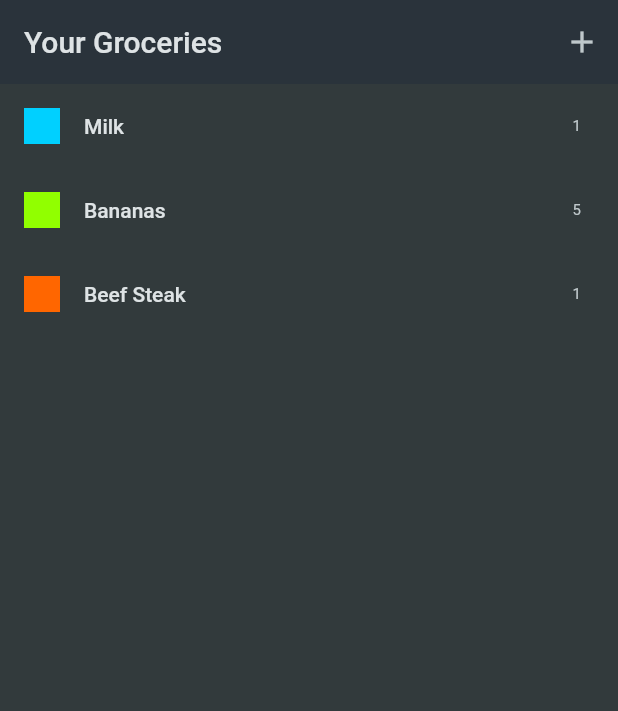
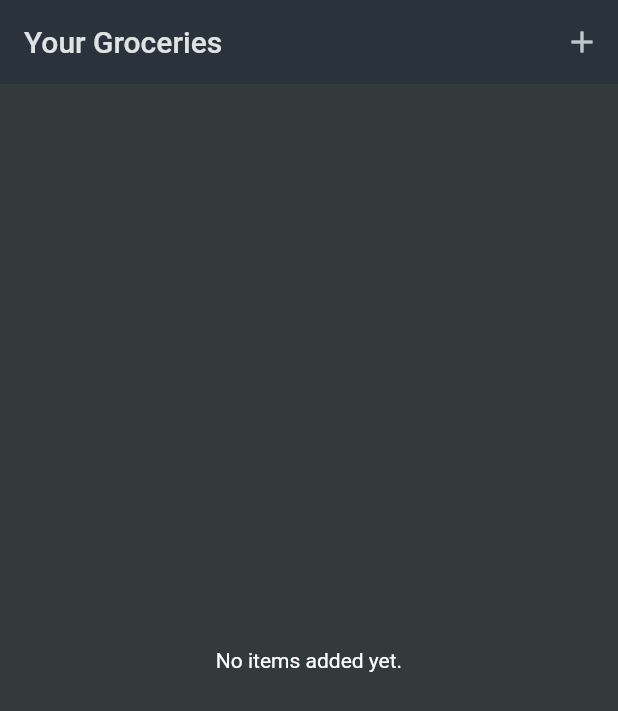
Before and after one commit to WiedjajaAtmadja/flutter_11_user_input_form, a Flutter app: the screen it shows after launch, on a phone screen of 412 x 824 dp. Shown: the top 711 px of the screen. Run offline on Flutter 3.47's test engine with Material 2 defaults, Android fonts, the light colour scheme and no system bars.

Commit message:
finished code

```diff
--- a/lib/data/dummy_items.dart
+++ /dev/null
@@ -1,21 +0,0 @@
-import '../models/grocery_item.dart';
-import '../models/category.dart';
-import '../data/categories.dart';
-
-final groceryItems = [
-  GroceryItem(
-      id: 'a',
-      name: 'Milk',
-      quantity: 1,
-      category: categories[Categories.dairy]!),
-  GroceryItem(
-      id: 'b',
-      name: 'Bananas',
-      quantity: 5,
-      category: categories[Categories.fruit]!),
-  GroceryItem(
-      id: 'c',
-      name: 'Beef Steak',
-      quantity: 1,
-      category: categories[Categories.meat]!),
-];
--- a/lib/main.dart
+++ b/lib/main.dart
@@ -1,5 +1,5 @@
 import 'package:flutter/material.dart';
-import './widgets/grocery_list.dart';
+import '../widgets/grocery_list.dart';
 
 void main() {
   runApp(const MyApp());
@@ -23,6 +23,7 @@ class MyApp extends StatelessWidget {
         scaffoldBackgroundColor: const Color.fromARGB(255, 50, 58, 60),
       ),
       home: const GroceryList(),
+      debugShowCheckedModeBanner: false,
     );
   }
 }
--- a/lib/models/grocery_item.dart
+++ b/lib/models/grocery_item.dart
@@ -1,4 +1,4 @@
-import '../models/category.dart';
+import 'category.dart';
 
 class GroceryItem {
   const GroceryItem({
--- a/lib/widgets/grocery_list.dart
+++ b/lib/widgets/grocery_list.dart
@@ -1,6 +1,6 @@
 import 'package:flutter/material.dart';
-import '../data/dummy_items.dart';
-import 'new_item.dart';
+import '../models/grocery_item.dart';
+import '../widgets/new_item.dart';
 
 class GroceryList extends StatefulWidget {
   const GroceryList({super.key});
@@ -10,16 +10,57 @@ class GroceryList extends StatefulWidget {
 }
 
 class _GroceryListState extends State<GroceryList> {
-  void _addItem() {
-    Navigator.of(context).push(
+  final List<GroceryItem> _groceryItems = [];
+
+  void _addItem() async {
+    final newItem = await Navigator.of(context).push<GroceryItem>(
       MaterialPageRoute(
         builder: (ctx) => const NewItem(),
       ),
     );
+
+    if (newItem == null) {
+      return;
+    }
+
+    setState(() {
+      _groceryItems.add(newItem);
+    });
+  }
+
+  void _removeItem(GroceryItem item) {
+    setState(() {
+      _groceryItems.remove(item);
+    });
   }
 
   @override
   Widget build(BuildContext context) {
+    Widget content = const Center(child: Text('No items added yet.'));
+
+    if (_groceryItems.isNotEmpty) {
+      content = ListView.builder(
+        itemCount: _groceryItems.length,
+        itemBuilder: (ctx, index) => Dismissible(
+          onDismissed: (direction) {
+            _removeItem(_groceryItems[index]);
+          },
+          key: ValueKey(_groceryItems[index].id),
+          child: ListTile(
+            title: Text(_groceryItems[index].name),
+            leading: Container(
+              width: 24,
+              height: 24,
+              color: _groceryItems[index].category.color,
+            ),
+            trailing: Text(
+              _groceryItems[index].quantity.toString(),
+            ),
+          ),
+        ),
+      );
+    }
+
     return Scaffold(
       appBar: AppBar(
         title: const Text('Your Groceries'),
@@ -30,20 +71,7 @@ class _GroceryListState extends State<GroceryList> {
           ),
         ],
       ),
-      body: ListView.builder(
-        itemCount: groceryItems.length,
-        itemBuilder: (ctx, index) => ListTile(
-          title: Text(groceryItems[index].name),
-          leading: Container(
-            width: 24,
-            height: 24,
-            color: groceryItems[index].category.color,
-          ),
-          trailing: Text(
-            groceryItems[index].quantity.toString(),
-          ),
-        ),
-      ),
+      body: content,
     );
   }
 }
```
Also changed, not shown: lib/widgets/new_item.dart (+71 -3 lines).
